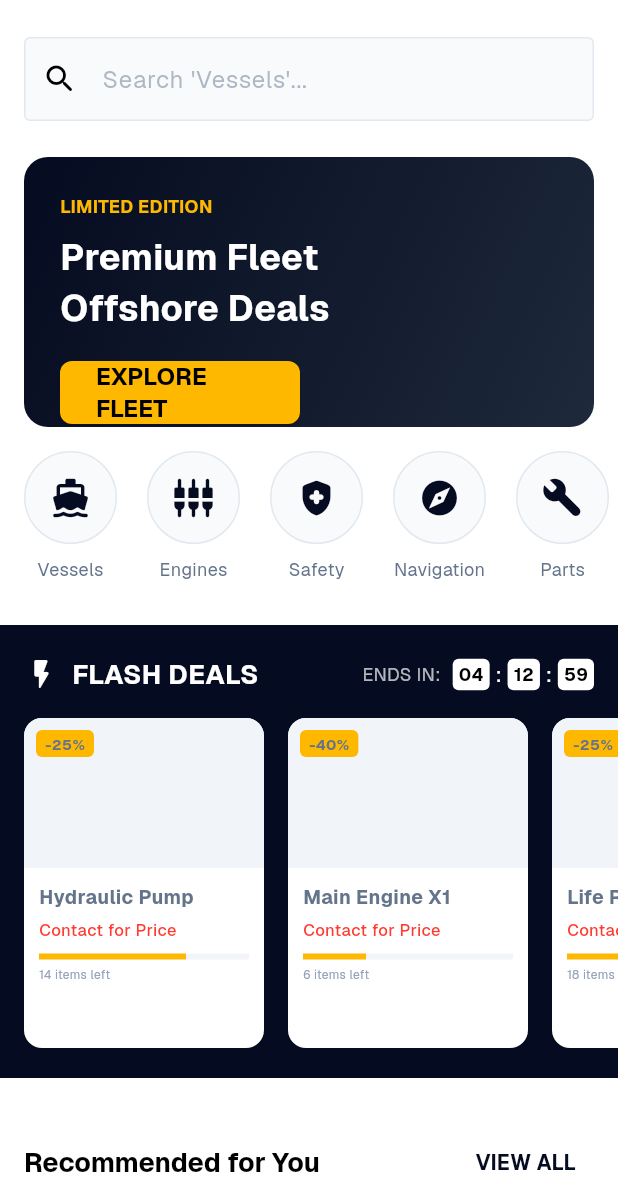
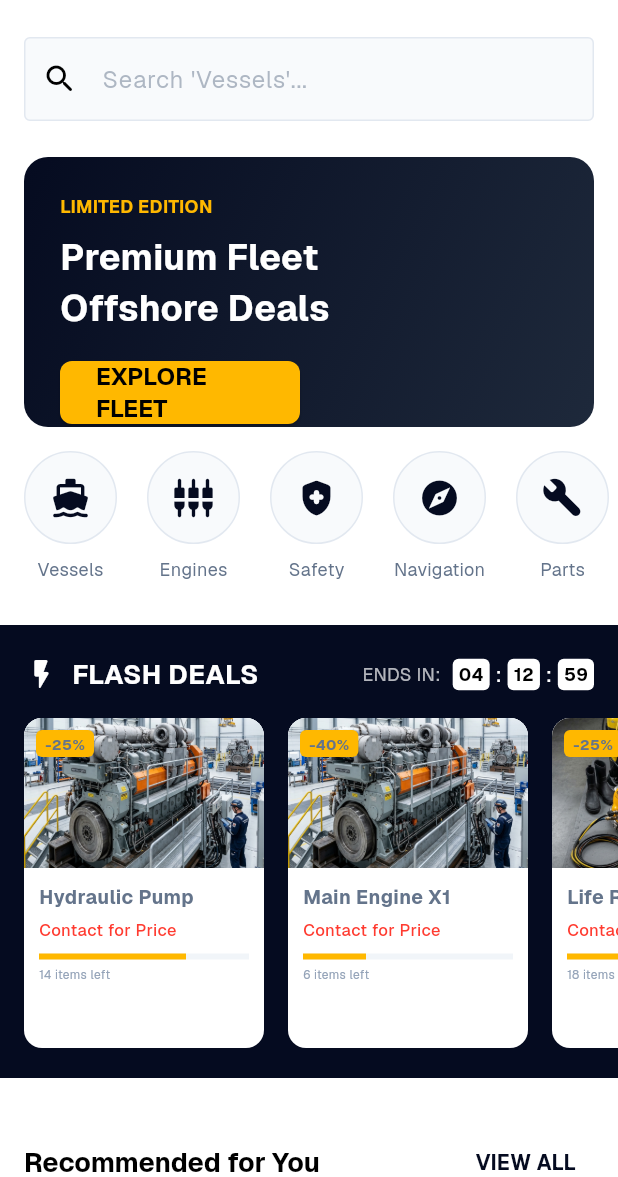
Before and after one commit to HelixgadeTechnologies/musk-mobile, a Flutter app: the HomePage screen opened directly, on a phone screen of 412 x 824 dp, the part 59-1236 px from its top. Run offline on Flutter 3.47's test engine with Material 3 defaults, Android fonts, the phone set to English and light mode, and no system bars; our stand-ins replace google_fonts.

Commit message:
Generated and integrated high-quality marine product images for Home and Marketplace screens

```diff
--- a/lib/main.dart
+++ b/lib/main.dart
@@ -222,9 +222,9 @@ class HomePage extends StatelessWidget {
                       scrollDirection: Axis.horizontal,
                       padding: const EdgeInsets.symmetric(horizontal: 16),
                       children: [
-                        _buildFlashCard(context, 'Hydraulic Pump', '-25%', 0.7),
-                        _buildFlashCard(context, 'Main Engine X1', '-40%', 0.3),
-                        _buildFlashCard(context, 'Life Raft', '-25%', 0.9),
+                        _buildFlashCard(context, 'Hydraulic Pump', '-25%', 0.7, 'assets/images/engine_1.png'),
+                        _buildFlashCard(context, 'Main Engine X1', '-40%', 0.3, 'assets/images/engine_1.png'),
+                        _buildFlashCard(context, 'Life Raft', '-25%', 0.9, 'assets/images/safety_1.png'),
                       ],
                     ),
                   ),
@@ -253,10 +253,10 @@ class HomePage extends StatelessWidget {
                     crossAxisSpacing: 16,
                     childAspectRatio: 0.65,
                     children: [
-                      _buildRecommendedCard(context, 'MV MAMAELIZABET1', 'VESSELS'),
-                      _buildRecommendedCard(context, 'Explorer Utility', 'VESSELS'),
-                      _buildRecommendedCard(context, 'Marine Engine', 'EQUIPMENT'),
-                      _buildRecommendedCard(context, 'Diving Kit Pro', 'SAFETY'),
+                      _buildRecommendedCard(context, 'MV MAMAELIZABET1', 'VESSELS', 'assets/images/vessel_1.png'),
+                      _buildRecommendedCard(context, 'Explorer Utility', 'VESSELS', 'assets/images/vessel_1.png'),
+                      _buildRecommendedCard(context, 'Marine Engine', 'EQUIPMENT', 'assets/images/engine_1.png'),
+                      _buildRecommendedCard(context, 'Diving Kit Pro', 'SAFETY', 'assets/images/safety_1.png'),
                     ],
                   ),
                 ],
@@ -327,7 +327,7 @@ class HomePage extends StatelessWidget {
     );
   }
 
-  Widget _buildFlashCard(BuildContext context, String name, String discount, double stock) {
+  Widget _buildFlashCard(BuildContext context, String name, String discount, double stock, String imagePath) {
     return GestureDetector(
       onTap: () {
         Navigator.push(context, MaterialPageRoute(builder: (context) => const ProductDetailScreen()));
@@ -341,7 +341,14 @@ class HomePage extends StatelessWidget {
           children: [
             Stack(
               children: [
-                Container(height: 100, decoration: const BoxDecoration(color: Color(0xFFF1F5F9), borderRadius: BorderRadius.vertical(top: Radius.circular(12)))),
+                Container(
+                  height: 100,
+                  decoration: BoxDecoration(
+                    color: const Color(0xFFF1F5F9),
+                    borderRadius: const BorderRadius.vertical(top: Radius.circular(12)),
+                    image: DecorationImage(image: AssetImage(imagePath), fit: BoxFit.cover),
+                  ),
+                ),
                 Positioned(
                   top: 8,
                   left: 8,
@@ -374,7 +381,7 @@ class HomePage extends StatelessWidget {
     );
   }
 
-  Widget _buildRecommendedCard(BuildContext context, String name, String category) {
+  Widget _buildRecommendedCard(BuildContext context, String name, String category, String imagePath) {
     return GestureDetector(
       onTap: () {
         Navigator.push(context, MaterialPageRoute(builder: (context) => const ProductDetailScreen()));
@@ -386,7 +393,14 @@ class HomePage extends StatelessWidget {
           children: [
             Stack(
               children: [
-                Container(height: 140, decoration: const BoxDecoration(color: Color(0xFFF8FAFC), borderRadius: BorderRadius.vertical(top: Radius.circular(12)))),
+                Container(
+                  height: 140,
+                  decoration: BoxDecoration(
+                    color: const Color(0xFFF8FAFC),
+                    borderRadius: const BorderRadius.vertical(top: Radius.circular(12)),
+                    image: DecorationImage(image: AssetImage(imagePath), fit: BoxFit.cover),
+                  ),
+                ),
                 const Positioned(top: 8, right: 8, child: Icon(Icons.favorite_border_rounded, size: 20, color: Color(0xFFCBD5E1))),
               ],
             ),
--- a/lib/screens/marketplace_screen.dart
+++ b/lib/screens/marketplace_screen.dart
@@ -296,8 +296,9 @@ class _MarketplaceScreenState extends State<MarketplaceScreen> {
                       child: Image.network(
                         imageUrl,
                         fit: BoxFit.cover,
-                        errorBuilder: (context, error, stackTrace) => Center(
-                          child: Icon(isVessel ? Icons.directions_boat_filled_rounded : Icons.engineering_rounded, color: const Color(0xFFCBD5E1), size: 48),
+                        errorBuilder: (context, error, stackTrace) => Image.asset(
+                          isVessel ? 'assets/images/vessel_1.png' : 'assets/images/engine_1.png',
+                          fit: BoxFit.cover,
                         ),
                         loadingBuilder: (context, child, loadingProgress) {
                           if (loadingProgress == null) return child;
@@ -313,7 +314,10 @@ class _MarketplaceScreenState extends State<MarketplaceScreen> {
                       ),
                     )
                   else
-                    Center(child: Icon(isVessel ? Icons.directions_boat_filled_rounded : Icons.engineering_rounded, color: const Color(0xFFCBD5E1), size: 48)),
+                    Image.asset(
+                      isVessel ? 'assets/images/vessel_1.png' : 'assets/images/engine_1.png',
+                      fit: BoxFit.cover,
+                    ),
                   if (badge != null && badge.isNotEmpty)
                     Positioned(
                       top: 10,
```
Also changed, not shown: assets/images/engine_1.png (added), assets/images/safety_1.png (added), assets/images/vessel_1.png (added).
